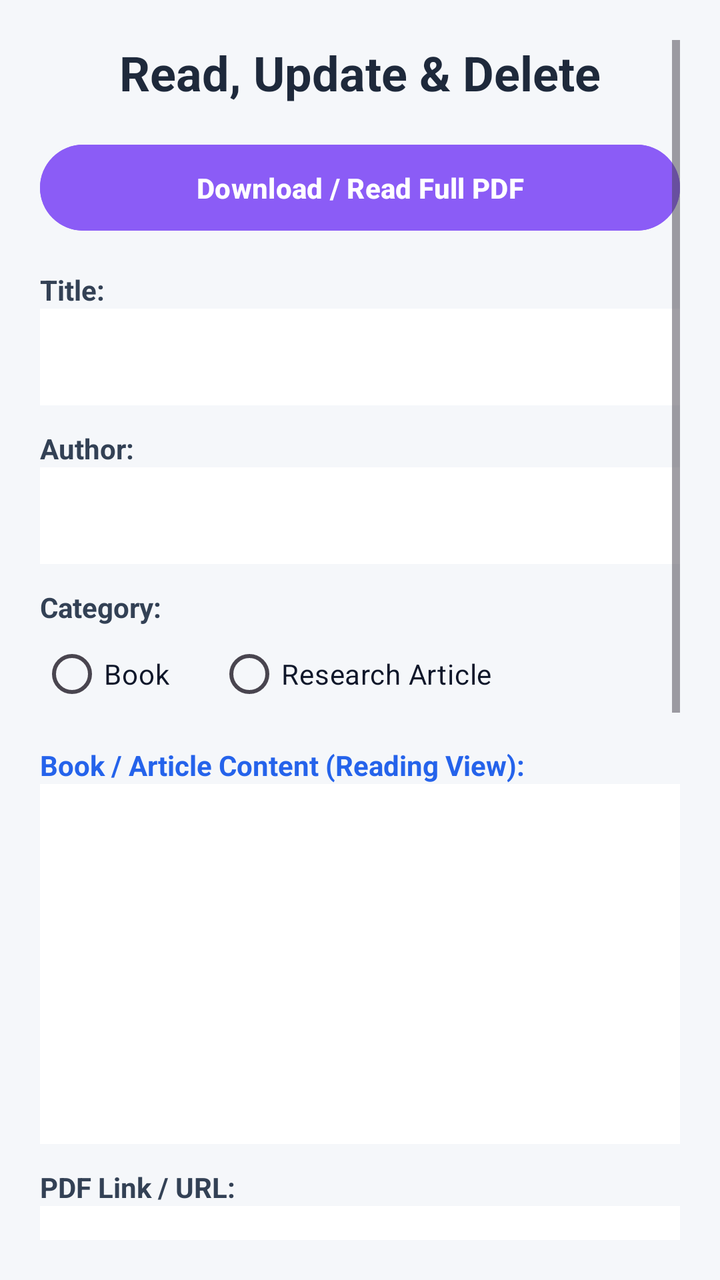
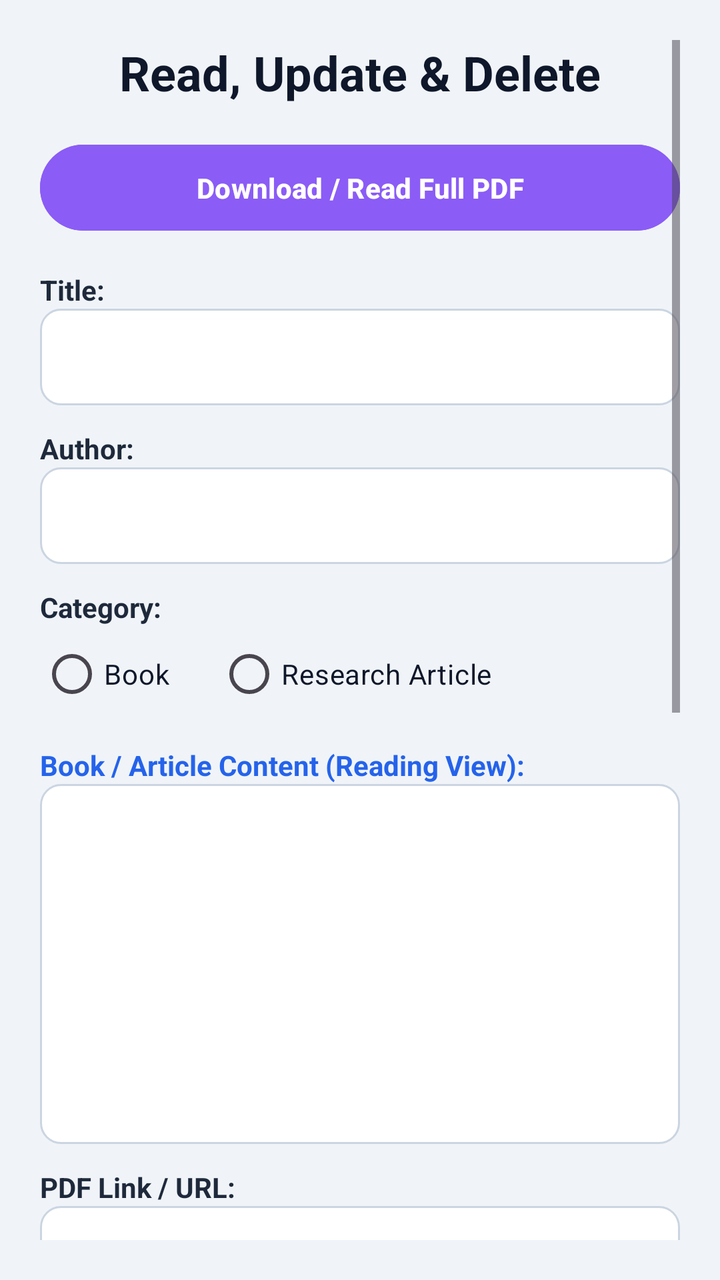

Two renders of the same Android screen: before a commit and after it. Below are the layout's source before the change and the commit's diff.
<!-- AndroidManifest.xml: application theme Theme.Myapp -->
<!-- res/layout/activity_update_delete.xml -->
<?xml version="1.0" encoding="utf-8"?>
<ScrollView xmlns:android="http://schemas.android.com/apk/res/android"
    android:layout_width="match_parent"
    android:layout_height="match_parent"
    android:background="#F5F7FA"
    android:padding="20dp">

    <LinearLayout
        android:layout_width="match_parent"
        android:layout_height="wrap_content"
        android:orientation="vertical">


        <TextView
            android:layout_width="match_parent"
            android:layout_height="wrap_content"
            android:text="Read, Update &amp; Delete"
            android:textSize="24sp"
            android:textStyle="bold"
            android:textColor="#1E293B"
            android:gravity="center"
            android:layout_marginBottom="16dp" />


        <Button
            android:id="@+id/btnOpenPdf"
            android:layout_width="match_parent"
            android:layout_height="wrap_content"
            android:text="Download / Read Full PDF"
            android:textColor="#FFFFFF"
            android:textStyle="bold"
            android:backgroundTint="#8B5CF6"
            android:padding="12dp"
            android:layout_marginBottom="16dp" />


        <TextView
            android:layout_width="wrap_content"
            android:layout_height="wrap_content"
            android:text="Title:"
            android:textStyle="bold"
            android:textColor="#334155" />

        <EditText
            android:id="@+id/etUpTitle"
            android:layout_width="match_parent"
            android:layout_height="wrap_content"
            android:textColor="#0F172A"
            android:padding="12dp"
            android:background="#FFFFFF"
            android:layout_marginBottom="12dp" />


        <TextView
            android:layout_width="wrap_content"
            android:layout_height="wrap_content"
            android:text="Author:"
            android:textStyle="bold"
            android:textColor="#334155" />

        <EditText
            android:id="@+id/etUpAuthor"
            android:layout_width="match_parent"
            android:layout_height="wrap_content"
            android:textColor="#0F172A"
            android:padding="12dp"
            android:background="#FFFFFF"
            android:layout_marginBottom="12dp" />


        <TextView
            android:layout_width="wrap_content"
            android:layout_height="wrap_content"
            android:text="Category:"
            android:textStyle="bold"
            android:textColor="#334155" />

        <RadioGroup
            android:id="@+id/rgUpCategory"
            android:layout_width="match_parent"
            android:layout_height="wrap_content"
            android:orientation="horizontal"
            android:layout_marginBottom="12dp">

            <RadioButton
                android:id="@+id/rbUpBook"
                android:layout_width="wrap_content"
                android:layout_height="wrap_content"
                android:text="Book"
                android:textColor="#0F172A"
                android:layout_marginRight="24dp" />

            <RadioButton
                android:id="@+id/rbUpArticle"
                android:layout_width="wrap_content"
                android:layout_height="wrap_content"
                android:text="Research Article"
                android:textColor="#0F172A" />
        </RadioGroup>


        <TextView
            android:layout_width="wrap_content"
            android:layout_height="wrap_content"
            android:text="Book / Article Content (Reading View):"
            android:textStyle="bold"
            android:textColor="#2563EB" />

        <EditText
            android:id="@+id/etUpContent"
            android:layout_width="match_parent"
            android:layout_height="180dp"
            android:inputType="textMultiLine"
            android:gravity="top|start"
            android:textColor="#0F172A"
            android:padding="12dp"
            android:background="#FFFFFF"
            android:layout_marginBottom="12dp" />


        <TextView
            android:layout_width="wrap_content"
            android:layout_height="wrap_content"
            android:text="PDF Link / URL:"
            android:textStyle="bold"
            android:textColor="#334155" />

        <EditText
            android:id="@+id/etUpPdfUrl"
            android:layout_width="match_parent"
            android:layout_height="wrap_content"
            android:inputType="textUri"
            android:textColor="#0F172A"
            android:padding="12dp"
            android:background="#FFFFFF"
            android:layout_marginBottom="12dp" />


        <TextView
            android:layout_width="wrap_content"
            android:layout_height="wrap_content"
            android:text="Total Pages:"
            android:textStyle="bold"
            android:textColor="#334155" />

        <EditText
            android:id="@+id/etUpTotalPages"
            android:layout_width="match_parent"
            android:layout_height="wrap_content"
            android:inputType="number"
            android:textColor="#0F172A"
            android:padding="12dp"
            android:background="#FFFFFF"
            android:layout_marginBottom="12dp" />

        <TextView
            android:layout_width="wrap_content"
            android:layout_height="wrap_content"
            android:text="Pages Read So Far:"
            android:textStyle="bold"
            android:textColor="#334155" />

        <EditText
            android:id="@+id/etUpReadPages"
            android:layout_width="match_parent"
            android:layout_height="wrap_content"
            android:inputType="number"
            android:textColor="#0F172A"
            android:padding="12dp"
            android:background="#FFFFFF"
            android:layout_marginBottom="12dp" />

        
        <TextView
            android:id="@+id/tvUpRating"
            android:layout_width="wrap_content"
            android:layout_height="wrap_content"
            android:text="Rating: 0 / 5"
            android:textSize="16sp"
            android:textStyle="bold"
            android:textColor="#334155" />

        <SeekBar
            android:id="@+id/sbUpRating"
            android:layout_width="match_parent"
            android:layout_height="wrap_content"
            android:max="5"
            android:layout_marginTop="8dp"
            android:layout_marginBottom="12dp" />

        
        <TextView
            android:layout_width="wrap_content"
            android:layout_height="wrap_content"
            android:text="Added Date:"
            android:textStyle="bold"
            android:textColor="#334155" />

        <EditText
            android:id="@+id/etUpDate"
            android:layout_width="match_parent"
            android:layout_height="wrap_content"
            android:textColor="#0F172A"
            android:padding="12dp"
            android:background="#FFFFFF"
            android:layout_marginBottom="20dp" />


        <Button
            android:id="@+id/btnUpdate"
            android:layout_width="match_parent"
            android:layout_height="wrap_content"
            android:text="Update Record"
            android:textColor="#FFFFFF"
            android:textStyle="bold"
            android:backgroundTint="#2563EB"
            android:padding="12dp"
            android:layout_marginBottom="10dp" />

        <Button
            android:id="@+id/btnDelete"
            android:layout_width="match_parent"
            android:layout_height="wrap_content"
            android:text="Delete Record"
            android:textColor="#FFFFFF"
            android:textStyle="bold"
            android:backgroundTint="#EF4444"
            android:padding="12dp"
            android:layout_marginBottom="10dp" />

        <Button
            android:id="@+id/btnBackToList"
            android:layout_width="match_parent"
            android:layout_height="wrap_content"
            android:text="Back to List"
            android:textColor="#FFFFFF"
            android:backgroundTint="#475569"
            android:padding="12dp" />

    </LinearLayout>
</ScrollView>
<!-- resources referenced by this layout -->
<resources>
  <style name="Theme.Myapp" parent="Base.Theme.Myapp" />
  <style name="Base.Theme.Myapp" parent="Theme.Material3.DayNight.NoActionBar">
          
          
      </style>
</resources>

<!-- the commit's change to res/layout/activity_update_delete.xml (unified diff, before → after) -->
@@ -2,7 +2,7 @@
 <ScrollView xmlns:android="http://schemas.android.com/apk/res/android"
     android:layout_width="match_parent"
     android:layout_height="match_parent"
-    android:background="#F5F7FA"
+    android:background="#F0F4F8"
     android:padding="20dp">
 
     <LinearLayout
@@ -10,18 +10,16 @@
         android:layout_height="wrap_content"
         android:orientation="vertical">
 
-
         <TextView
             android:layout_width="match_parent"
             android:layout_height="wrap_content"
             android:text="Read, Update &amp; Delete"
             android:textSize="24sp"
             android:textStyle="bold"
-            android:textColor="#1E293B"
+            android:textColor="#0F172A"
             android:gravity="center"
             android:layout_marginBottom="16dp" />
 
-
         <Button
             android:id="@+id/btnOpenPdf"
             android:layout_width="match_parent"
@@ -33,13 +31,12 @@
             android:padding="12dp"
             android:layout_marginBottom="16dp" />
 
-
         <TextView
             android:layout_width="wrap_content"
             android:layout_height="wrap_content"
             android:text="Title:"
             android:textStyle="bold"
-            android:textColor="#334155" />
+            android:textColor="#1E293B" />
 
         <EditText
             android:id="@+id/etUpTitle"
@@ -47,16 +44,15 @@
             android:layout_height="wrap_content"
             android:textColor="#0F172A"
             android:padding="12dp"
-            android:background="#FFFFFF"
-            android:layout_marginBottom="12dp" />
-
+            android:background="@drawable/bg_edit_text"
+            android:layout_marginBottom="12dp" />
 
         <TextView
             android:layout_width="wrap_content"
             android:layout_height="wrap_content"
             android:text="Author:"
             android:textStyle="bold"
-            android:textColor="#334155" />
+            android:textColor="#1E293B" />
 
         <EditText
             android:id="@+id/etUpAuthor"
@@ -64,16 +60,15 @@
             android:layout_height="wrap_content"
             android:textColor="#0F172A"
             android:padding="12dp"
-            android:background="#FFFFFF"
-            android:layout_marginBottom="12dp" />
-
+            android:background="@drawable/bg_edit_text"
+            android:layout_marginBottom="12dp" />
 
         <TextView
             android:layout_width="wrap_content"
             android:layout_height="wrap_content"
             android:text="Category:"
             android:textStyle="bold"
-            android:textColor="#334155" />
+            android:textColor="#1E293B" />
 
         <RadioGroup
             android:id="@+id/rgUpCategory"
@@ -98,7 +93,6 @@
                 android:textColor="#0F172A" />
         </RadioGroup>
 
-
         <TextView
             android:layout_width="wrap_content"
             android:layout_height="wrap_content"
@@ -114,16 +108,15 @@
             android:gravity="top|start"
             android:textColor="#0F172A"
             android:padding="12dp"
-            android:background="#FFFFFF"
-            android:layout_marginBottom="12dp" />
-
+            android:background="@drawable/bg_edit_text"
+            android:layout_marginBottom="12dp" />
 
         <TextView
             android:layout_width="wrap_content"
             android:layout_height="wrap_content"
             android:text="PDF Link / URL:"
             android:textStyle="bold"
-            android:textColor="#334155" />
+            android:textColor="#1E293B" />
 
         <EditText
             android:id="@+id/etUpPdfUrl"
@@ -132,16 +125,15 @@
             android:inputType="textUri"
             android:textColor="#0F172A"
             android:padding="12dp"
-            android:background="#FFFFFF"
-            android:layout_marginBottom="12dp" />
-
+            android:background="@drawable/bg_edit_text"
+            android:layout_marginBottom="12dp" />
 
         <TextView
             android:layout_width="wrap_content"
             android:layout_height="wrap_content"
             android:text="Total Pages:"
             android:textStyle="bold"
-            android:textColor="#334155" />
+            android:textColor="#1E293B" />
 
         <EditText
             android:id="@+id/etUpTotalPages"
@@ -150,7 +142,7 @@
             android:inputType="number"
             android:textColor="#0F172A"
             android:padding="12dp"
-            android:background="#FFFFFF"
+            android:background="@drawable/bg_edit_text"
             android:layout_marginBottom="12dp" />
 
         <TextView
@@ -158,7 +150,7 @@
             android:layout_height="wrap_content"
             android:text="Pages Read So Far:"
             android:textStyle="bold"
-            android:textColor="#334155" />
+            android:textColor="#1E293B" />
 
         <EditText
             android:id="@+id/etUpReadPages"
@@ -167,10 +159,9 @@
             android:inputType="number"
             android:textColor="#0F172A"
             android:padding="12dp"
-            android:background="#FFFFFF"
-            android:layout_marginBottom="12dp" />
-
-        
+            android:background="@drawable/bg_edit_text"
+            android:layout_marginBottom="12dp" />
+
         <TextView
             android:id="@+id/tvUpRating"
             android:layout_width="wrap_content"
@@ -178,7 +169,7 @@
             android:text="Rating: 0 / 5"
             android:textSize="16sp"
             android:textStyle="bold"
-            android:textColor="#334155" />
+            android:textColor="#1E293B" />
 
         <SeekBar
             android:id="@+id/sbUpRating"
@@ -188,13 +179,12 @@
             android:layout_marginTop="8dp"
             android:layout_marginBottom="12dp" />
 
-        
         <TextView
             android:layout_width="wrap_content"
             android:layout_height="wrap_content"
             android:text="Added Date:"
             android:textStyle="bold"
-            android:textColor="#334155" />
+            android:textColor="#1E293B" />
 
         <EditText
             android:id="@+id/etUpDate"
@@ -202,9 +192,8 @@
             android:layout_height="wrap_content"
             android:textColor="#0F172A"
             android:padding="12dp"
-            android:background="#FFFFFF"
+            android:background="@drawable/bg_edit_text"
             android:layout_marginBottom="20dp" />
-
 
         <Button
             android:id="@+id/btnUpdate"
<!-- resource entries referenced after the edit -->
@@ -1,5 +1,13 @@
 <!-- resources referenced by this layout -->
 <resources>
+  <!-- drawable bg_edit_text (drawable) -->
+  <?xml version="1.0" encoding="utf-8"?>
+  <shape xmlns:android="http://schemas.android.com/apk/res/android"
+      android:shape="rectangle">
+      <solid android:color="#FFFFFF" />
+      <stroke android:width="1dp" android:color="#CBD5E1" />
+      <corners android:radius="10dp" />
+  </shape>
   <style name="Theme.Myapp" parent="Base.Theme.Myapp" />
   <style name="Base.Theme.Myapp" parent="Theme.Material3.DayNight.NoActionBar">
           
